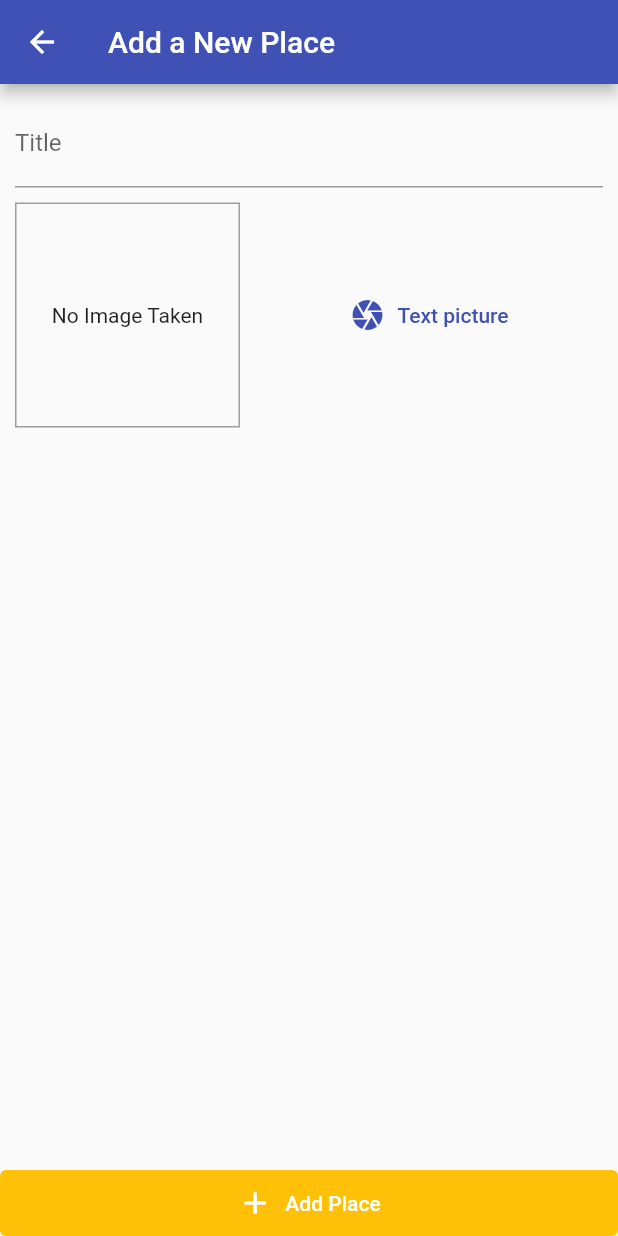
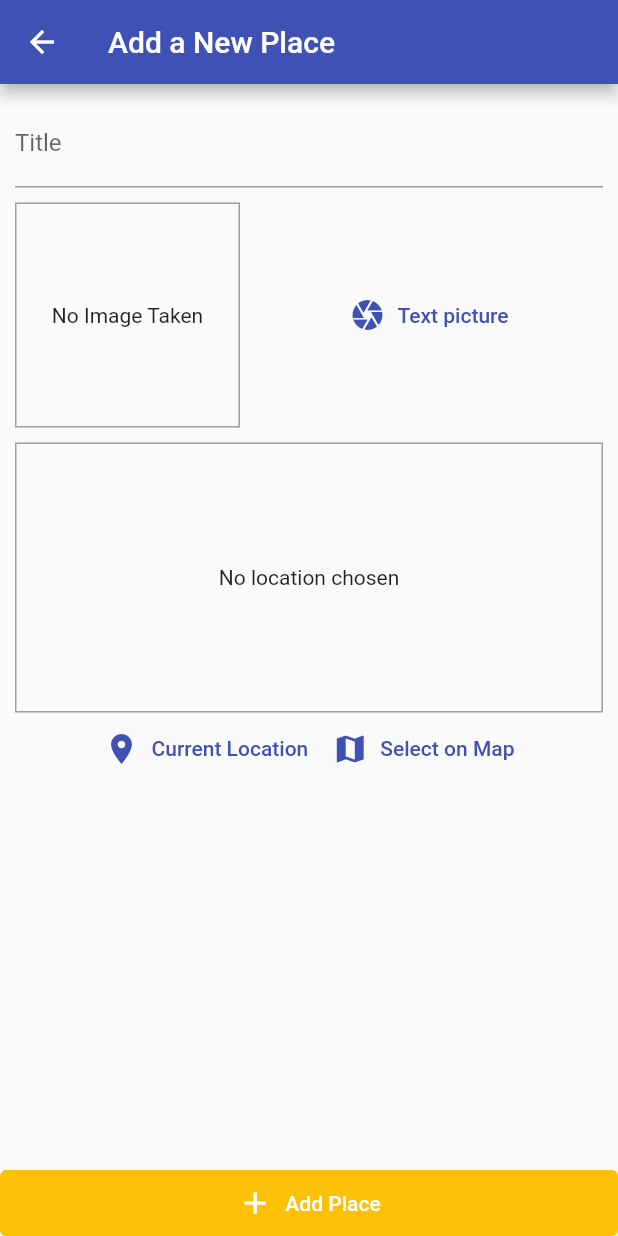
Before and after one commit to ngohongthai/flutter, a Flutter app: the screen it shows after launch, after a tap on the "add" icon, on a phone screen of 412 x 824 dp. Run offline on Flutter 3.47's test engine with Material 2 defaults, Android fonts, the light colour scheme and no system bars; our stand-ins replace google_maps_flutter, image_picker, location, shared_preferences, sqflite; accounts and stored records are empty.

Commit message:
update great app

```diff
--- /dev/null
+++ b/greate_place_app/lib/helpers/db_helper.dart
@@ -0,0 +1,28 @@
+import 'package:sqflite/sqflite.dart' as sql;
+import 'package:path/path.dart' as path;
+import 'package:sqflite/sqlite_api.dart';
+
+class DBHelper {
+  static Future<Database> database() async {
+    final dbPath = await sql.getDatabasesPath();
+    return sql.openDatabase(path.join(dbPath, 'places.db'),
+        onCreate: (db, version) {
+      return db.execute(
+          'CREATE TABLE user_places(id TEXT PRIMARY KEY, title TEXT, image TEXT, loc_lat REAL, loc_lng REAL, address TEXT)');
+    }, version: 1);
+  }
+
+  static Future<void> insert(String table, Map<String, Object> data) async {
+    final db = await DBHelper.database();
+    db.insert(
+      table,
+      data,
+      conflictAlgorithm: ConflictAlgorithm.replace,
+    );
+  }
+
+  static Future<List<Map<String, dynamic>>> getData(String table) async {
+    final db = await DBHelper.database();
+    return db.query(table);
+  }
+}
--- /dev/null
+++ b/greate_place_app/lib/helpers/location_helper.dart
@@ -0,0 +1,19 @@
+import 'dart:convert';
+
+import 'package:http/http.dart' as http;
+
+const GOOGLE_API_KEY = 'YOUR_API_KEY';
+
+class LocationHelper {
+  static String generateLocationPreviewImage(
+      double latitude, double longitude) {
+    return 'https://maps.googleapis.com/maps/api/staticmap?center=$latitude,$longitude&zoom=16&size=600x300&maptype=roadmap&markers=color:red%7Clabel:C%7C$latitude,$longitude&key=$GOOGLE_API_KEY';
+  }
+
+  static Future<String> getPlaceAddress(double lat, double lng) async {
+    final url =
+        'https://maps.googleapis.com/maps/api/geocode/json?latlng=$lat,$lng&key=$GOOGLE_API_KEY';
+    final response = await http.get(Uri.parse(url));
+    return json.decode(response.body)['results'][0]['formatted_address'];
+  }
+}
--- a/greate_place_app/lib/main.dart
+++ b/greate_place_app/lib/main.dart
@@ -1,6 +1,8 @@
 import 'package:flutter/material.dart';
+import 'package:greate_place_app/models/place.dart';
 import 'package:greate_place_app/providers/greate_places.dart';
 import 'package:greate_place_app/screens/add_place_screen.dart';
+import 'package:greate_place_app/screens/map_screen.dart';
 import 'package:greate_place_app/screens/place_detail_screen.dart';
 import 'package:greate_place_app/screens/places_list_screen.dart';
 import 'package:provider/provider.dart';
@@ -30,7 +32,10 @@ class MyApp extends StatelessWidget {
       routes: {
         PlacesListScreen.routeName: (ctx) => PlacesListScreen(),
         PlaceDetailScreen.routeName: (ctx) => PlaceDetailScreen(),
-        AddPlaceScreen.routeName: (ctx) => AddPlaceScreen()
+        AddPlaceScreen.routeName: (ctx) => AddPlaceScreen(),
+        MapScreen.routeName: (ctx) => MapScreen(
+              initialLocation: PlaceLocation.dummy,
+            )
       },
     );
   }
--- a/greate_place_app/lib/models/place.dart
+++ b/greate_place_app/lib/models/place.dart
@@ -21,6 +21,13 @@ class PlaceLocation {
       longitude: longitude ?? this.longitude,
       address: address ?? this.address,
     );
+  }
+
+  static PlaceLocation get dummy {
+    return PlaceLocation(
+        latitude: 20.97322277542624,
+        longitude: 105.77710972417162,
+        address: 'Buu dien Ha Dong');
   }
 
   Map<String, dynamic> toMap() {
@@ -65,7 +72,7 @@ class PlaceLocation {
 class Place {
   final String id;
   final String title;
-  final PlaceLocation location;
+  final PlaceLocation? location;
   final File image;
   Place({
     required this.id,
--- a/greate_place_app/lib/providers/greate_places.dart
+++ b/greate_place_app/lib/providers/greate_places.dart
@@ -1,6 +1,7 @@
 import 'dart:io';
-
 import 'package:flutter/material.dart';
+import 'package:greate_place_app/helpers/db_helper.dart';
+import 'package:greate_place_app/helpers/location_helper.dart';
 import 'package:greate_place_app/models/place.dart';
 
 class GreatePlaces with ChangeNotifier {
@@ -10,13 +11,56 @@ class GreatePlaces with ChangeNotifier {
     return [..._items];
   }
 
-  void addPlace(String title, File image) {
+  Place findById(String id) {
+    return _items.firstWhere((place) => place.id == id);
+  }
+
+  Future<void> addPlace(
+    String pickedTitle,
+    File pickedImage,
+    PlaceLocation pickedLocation,
+  ) async {
+    final address = await LocationHelper.getPlaceAddress(
+        pickedLocation.latitude, pickedLocation.longitude);
+    final updatedLocation = PlaceLocation(
+      latitude: pickedLocation.latitude,
+      longitude: pickedLocation.longitude,
+      address: address,
+    );
     final newPlace = Place(
-        id: DateTime.now().toString(),
-        title: title,
-        location: PlaceLocation(latitude: 0, longitude: 0, address: "..."),
-        image: image);
+      id: DateTime.now().toString(),
+      image: pickedImage,
+      title: pickedTitle,
+      location: updatedLocation,
+    );
     _items.add(newPlace);
+    notifyListeners();
+    DBHelper.insert('user_places', {
+      'id': newPlace.id,
+      'title': newPlace.title,
+      'image': newPlace.image.path,
+      'loc_lat': newPlace.location?.latitude ?? 0,
+      'loc_lng': newPlace.location?.longitude ?? 0,
+      'address': newPlace.location?.address ?? '',
+    });
+  }
+
+  Future<void> fetchAndSetPlaces() async {
+    final dataList = await DBHelper.getData('user_places');
+    _items = dataList
+        .map(
+          (item) => Place(
+            id: item['id'],
+            title: item['title'],
+            image: File(item['image']),
+            location: PlaceLocation(
+              latitude: item['loc_lat'],
+              longitude: item['loc_lng'],
+              address: item['address'],
+            ),
+          ),
+        )
+        .toList();
     notifyListeners();
   }
 }
--- a/greate_place_app/lib/screens/add_place_screen.dart
+++ b/greate_place_app/lib/screens/add_place_screen.dart
@@ -1,8 +1,11 @@
 import 'dart:io';
 
 import 'package:flutter/material.dart';
+import 'package:greate_place_app/helpers/location_helper.dart';
+import 'package:greate_place_app/models/place.dart';
 import 'package:greate_place_app/providers/greate_places.dart';
 import 'package:greate_place_app/widgets/image_input.dart';
+import 'package:greate_place_app/widgets/location_input.dart';
 import 'package:provider/provider.dart';
 
 class AddPlaceScreen extends StatefulWidget {
@@ -17,17 +20,25 @@ class AddPlaceScreen extends StatefulWidget {
 class _AddPlaceScreenState extends State<AddPlaceScreen> {
   final _titleController = TextEditingController();
   File? _pickedImage;
+  PlaceLocation? _pickLocation;
+
   void _selectImage(File? pickedImage) {
     _pickedImage = pickedImage;
   }
 
+  void selectPlace(double lat, double lng) {
+    _pickLocation = PlaceLocation(latitude: lat, longitude: lng, address: '');
+  }
+
   void _savePlace() {
-    if (_titleController.text.isEmpty || _pickedImage == null) {
+    if (_titleController.text.isEmpty ||
+        _pickedImage == null ||
+        _pickLocation == null) {
       _showErrorDialog("title or picture is null");
       return;
     }
     Provider.of<GreatePlaces>(context, listen: false)
-        .addPlace(_titleController.text, _pickedImage!);
+        .addPlace(_titleController.text, _pickedImage!, _pickLocation!);
     Navigator.of(context).pop();
   }
 
@@ -74,6 +85,12 @@ class _AddPlaceScreenState extends State<AddPlaceScreen> {
                   ),
                   ImageInput(
                     onSelecteImage: (selectedPic) => _selectImage(selectedPic),
+                  ),
+                  SizedBox(
+                    height: 10,
+                  ),
+                  LocationInput(
+                    onSelectPlace: selectPlace,
                   )
                 ],
               ),
--- a/greate_place_app/lib/screens/places_list_screen.dart
+++ b/greate_place_app/lib/screens/places_list_screen.dart
@@ -1,6 +1,7 @@
 import 'package:flutter/material.dart';
 import 'package:greate_place_app/providers/greate_places.dart';
 import 'package:greate_place_app/screens/add_place_screen.dart';
+import 'package:greate_place_app/screens/place_detail_screen.dart';
 import 'package:provider/provider.dart';
 
 class PlacesListScreen extends StatelessWidget {
@@ -21,7 +22,15 @@ class PlacesListScreen extends StatelessWidget {
                 icon: Icon(Icons.add))
           ],
         ),
-      body: Consumer<GreatePlaces>(
+        body: FutureBuilder(
+          future: Provider.of<GreatePlaces>(context, listen: false)
+              .fetchAndSetPlaces(),
+          builder: (ctx, snapshot) => snapshot.connectionState ==
+                  ConnectionState.waiting
+              ? Center(
+                  child: CircularProgressIndicator(),
+                )
+              : Consumer<GreatePlaces>(
                   builder: (ctx, place, ch) => (place.items.length <= 0)
                       ? ch!
                       : ListView.builder(
@@ -34,7 +43,9 @@ class PlacesListScreen extends StatelessWidget {
                             ),
                             title: Text(place.items[i].title),
                             onTap: () {
-                    // Go to detail page ...
+                              Navigator.of(context).pushNamed(
+                                  PlaceDetailScreen.routeName,
+                                  arguments: place.items[i].id);
                             },
                           ),
                         ),
@@ -42,6 +53,6 @@ class PlacesListScreen extends StatelessWidget {
                     child: const Text('Got no places yet, start adding some!'),
                   ),
                 ),
-    );
+        ));
   }
 }
--- /dev/null
+++ b/greate_place_app/lib/widgets/location_input.dart
@@ -0,0 +1,91 @@
+import 'package:flutter/material.dart';
+import 'package:google_maps_flutter/google_maps_flutter.dart';
+import 'package:greate_place_app/helpers/location_helper.dart';
+import 'package:greate_place_app/models/place.dart';
+import 'package:greate_place_app/screens/map_screen.dart';
+import 'package:location/location.dart';
+
+class LocationInput extends StatefulWidget {
+  final Function(double, double) onSelectPlace;
+  const LocationInput({Key? key, required this.onSelectPlace})
+      : super(key: key);
+
+  @override
+  _LocationInputState createState() => _LocationInputState();
+}
+
+class _LocationInputState extends State<LocationInput> {
+  String? _previewImageUrl;
+  void _showPreview(double lat, double lng) {
+    final staticMapImageUrl =
+        LocationHelper.generateLocationPreviewImage(lat, lng);
+    setState(() {
+      _previewImageUrl = staticMapImageUrl;
+    });
+  }
+
+  Future<void> _getCurrentLocation() async {
+    final locData = await Location().getLocation();
+    if (locData.latitude == null || locData.longitude == null) {
+      return;
+    }
+    final staticMapImageUrl = LocationHelper.generateLocationPreviewImage(
+        locData.latitude!, locData.longitude!);
+    setState(() {
+      _previewImageUrl = staticMapImageUrl;
+    });
+    widget.onSelectPlace(locData.latitude!, locData.longitude!);
+  }
+
+  Future<void> _selectedOnMap() async {
+    final selectedLocation =
+        await Navigator.of(context).push<LatLng>(MaterialPageRoute(
+            fullscreenDialog: true,
+            builder: (ctx) => MapScreen(
+                  initialLocation: PlaceLocation.dummy,
+                  isSelecting: true,
+                )));
+    if (selectedLocation == null) {
+      return;
+    }
+    _showPreview(selectedLocation.latitude, selectedLocation.longitude);
+    widget.onSelectPlace(selectedLocation.latitude, selectedLocation.longitude);
+  }
+
+  @override
+  Widget build(BuildContext context) {
+    return Column(
+      children: [
+        Container(
+          height: 180,
+          width: double.infinity,
+          alignment: Alignment.center,
+          decoration:
+              BoxDecoration(border: Border.all(width: 1, color: Colors.grey)),
+          child: _previewImageUrl == null
+              ? Text(
+                  'No location chosen',
+                  textAlign: TextAlign.center,
+                )
+              : Image.network(
+                  _previewImageUrl!,
+                  fit: BoxFit.cover,
+                ),
+        ),
+        Row(
+          mainAxisAlignment: MainAxisAlignment.center,
+          children: [
+            TextButton.icon(
+                onPressed: _getCurrentLocation,
+                icon: Icon(Icons.location_on),
+                label: Text('Current Location')),
+            TextButton.icon(
+                onPressed: _selectedOnMap,
+                icon: Icon(Icons.map),
+                label: Text('Select on Map'))
+          ],
+        )
+      ],
+    );
+  }
+}
--- a/greate_place_app/pubspec.yaml
+++ b/greate_place_app/pubspec.yaml
@@ -29,6 +29,9 @@ dependencies:
   image_picker: ^0.8.3+2
   path_provider: ^2.0.2
   path: ^1.8.0
+  sqflite: ^2.0.0+3
+  location: ^4.2.0
+  google_maps_flutter: ^2.0.6
 
 
   # The following adds the Cupertino Icons font to your application.
--- a/shop_app/lib/providers/auth.dart
+++ b/shop_app/lib/providers/auth.dart
@@ -12,7 +12,7 @@ class Auth with ChangeNotifier {
   String? _userId;
   Timer? _authTimer;
 
-  final API_KEY = 'AIzaSyCoZBuBY61THG-12gqGRb99Sa565CaAOpg';
+  final API_KEY = 'YOUR_API_KEY';
 
   bool get isAuth {
     return token != null;
```
Also changed, not shown: greate_place_app/lib/screens/map_screen.dart (added, +63 -0 lines), greate_place_app/lib/screens/place_detail_screen.dart (+47 -3 lines), 8 other files. Lines whose indentation alone changed are shown as unchanged.
